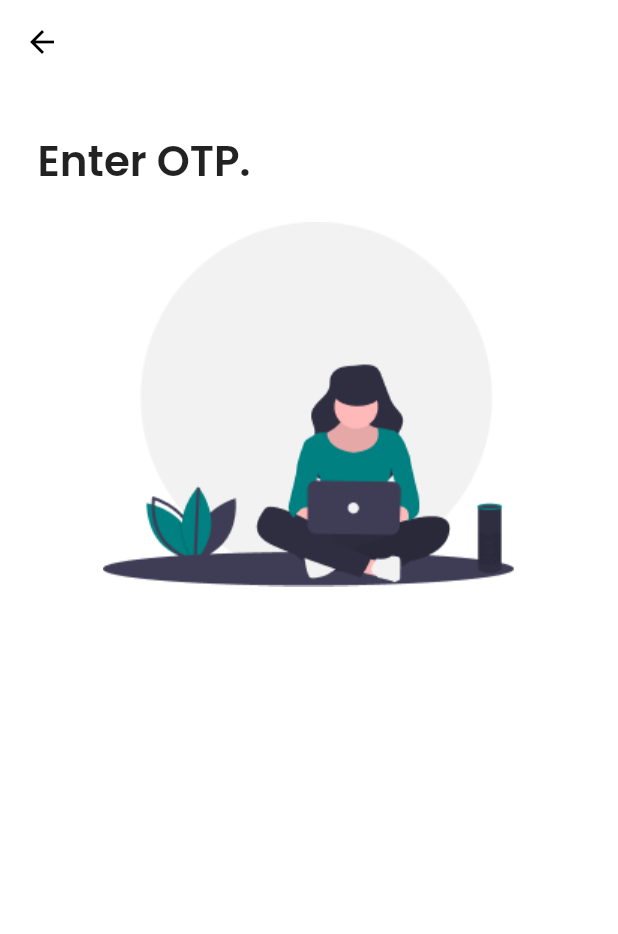
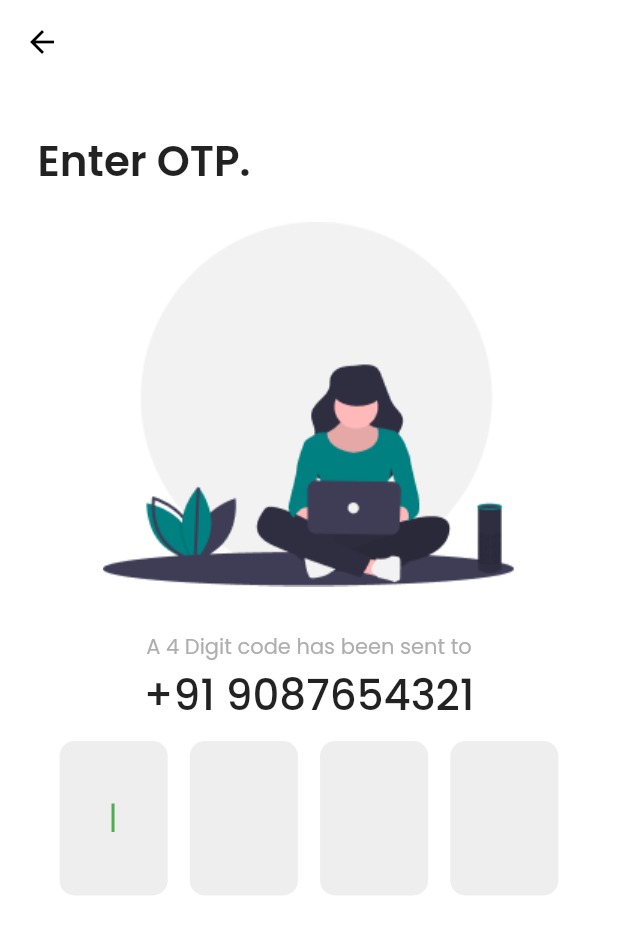
Before and after one commit to CrossroadsAcademy/queue-user-frontend, a Flutter app: the OtpScreen screen opened directly, on a phone screen of 412 x 824 dp. Shown: the top 934 px of the screen. Run offline on Flutter 3.47's test engine with Material 2 defaults, Android fonts, the phone set to English and light mode, and no system bars; our stand-ins replace google_fonts.

Commit message:
Otp text field field created

```diff
--- a/lib/presentation/otp_screen/otp_screen.dart
+++ b/lib/presentation/otp_screen/otp_screen.dart
@@ -3,6 +3,7 @@ import 'package:flutter/material.dart';
 import '../constant/colors/colors.dart';
 import '../constant/fonts/google_fonts.dart';
 import '../constant/sizes/constant_size.dart';
+import '../widgets/otp_text_field/otp_text_field.dart';
 
 class OtpScreen extends StatelessWidget {
   OtpScreen({super.key});
@@ -14,6 +15,8 @@ class OtpScreen extends StatelessWidget {
       builder: (_) => OtpScreen(),
     );
   }
+
+  final TextEditingController _sampleController = TextEditingController();
 
   @override
   Widget build(BuildContext context) {
@@ -44,6 +47,37 @@ class OtpScreen extends StatelessWidget {
                 ],
               ),
               kHeight,
+              Column(
+                children: <Widget>[
+                  Text(
+                    'A 4 Digit code has been sent to',
+                    style: GoogleFont.subHeadTextStyle,
+                  ),
+                  Text(
+                    '+91 9087654321',
+                    style: GoogleFont.otpTextStyle,
+                  ),
+                  kHeight10,
+                  Row(
+                    mainAxisAlignment: MainAxisAlignment.spaceEvenly,
+                    children: <Widget>[
+                      OtpTextField(
+                        isFocused: true,
+                        controller: _sampleController,
+                      ),
+                      OtpTextField(
+                        controller: _sampleController,
+                      ),
+                      OtpTextField(
+                        controller: _sampleController,
+                      ),
+                      OtpTextField(
+                        controller: _sampleController,
+                      ),
+                    ],
+                  ),
+                ],
+              )
             ],
           ),
         ),
--- /dev/null
+++ b/lib/presentation/widgets/otp_text_field/otp_text_field.dart
@@ -0,0 +1,41 @@
+import 'package:flutter/material.dart';
+
+class OtpTextField extends StatelessWidget {
+  const OtpTextField({
+    super.key,
+    this.isFocused = false,
+    required this.controller,
+  });
+
+  final bool isFocused;
+  final TextEditingController controller;
+
+  @override
+  Widget build(BuildContext context) {
+    return Container(
+      height: MediaQuery.of(context).size.shortestSide * 0.25,
+      decoration: BoxDecoration(
+        borderRadius: BorderRadius.circular(10),
+        color: Colors.grey.shade200,
+      ),
+      child: AspectRatio(
+        aspectRatio: 0.7,
+        child: Center(
+          child: TextField(
+            autofocus: true,
+            decoration: const InputDecoration(
+              border: InputBorder.none,
+            ),
+            textAlign: TextAlign.center,
+            keyboardType: TextInputType.number,
+            onChanged: (String value) {
+              if (value.length == 1) {
+                FocusScope.of(context).nextFocus();
+              }
+            },
+          ),
+        ),
+      ),
+    );
+  }
+}
```
